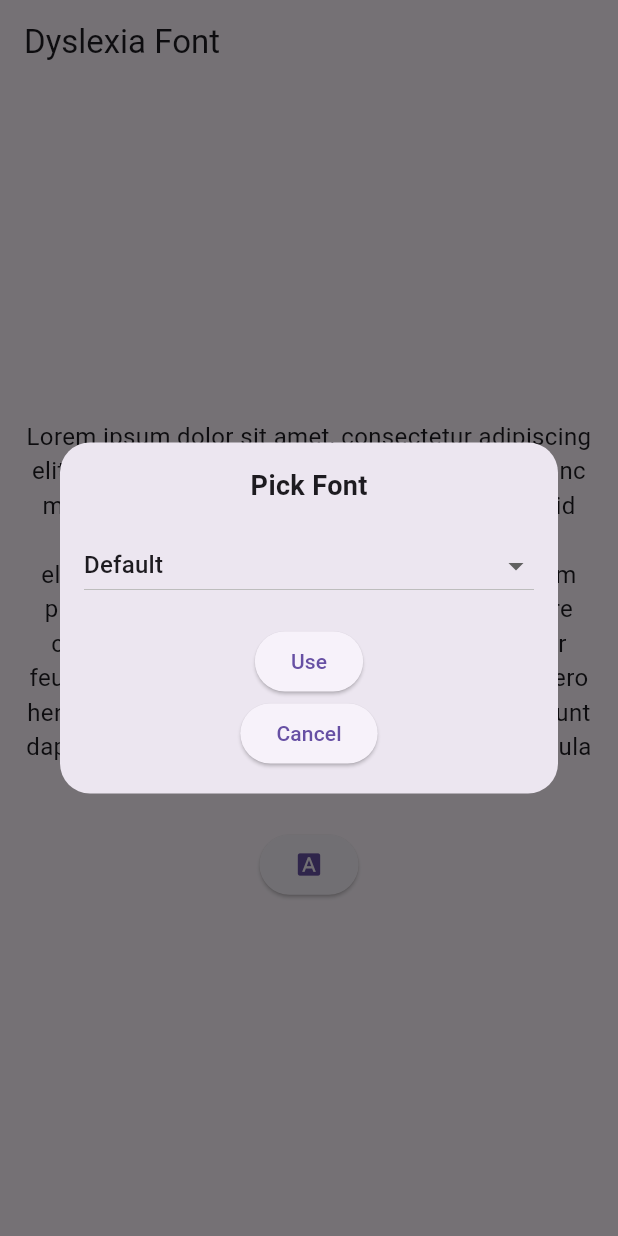
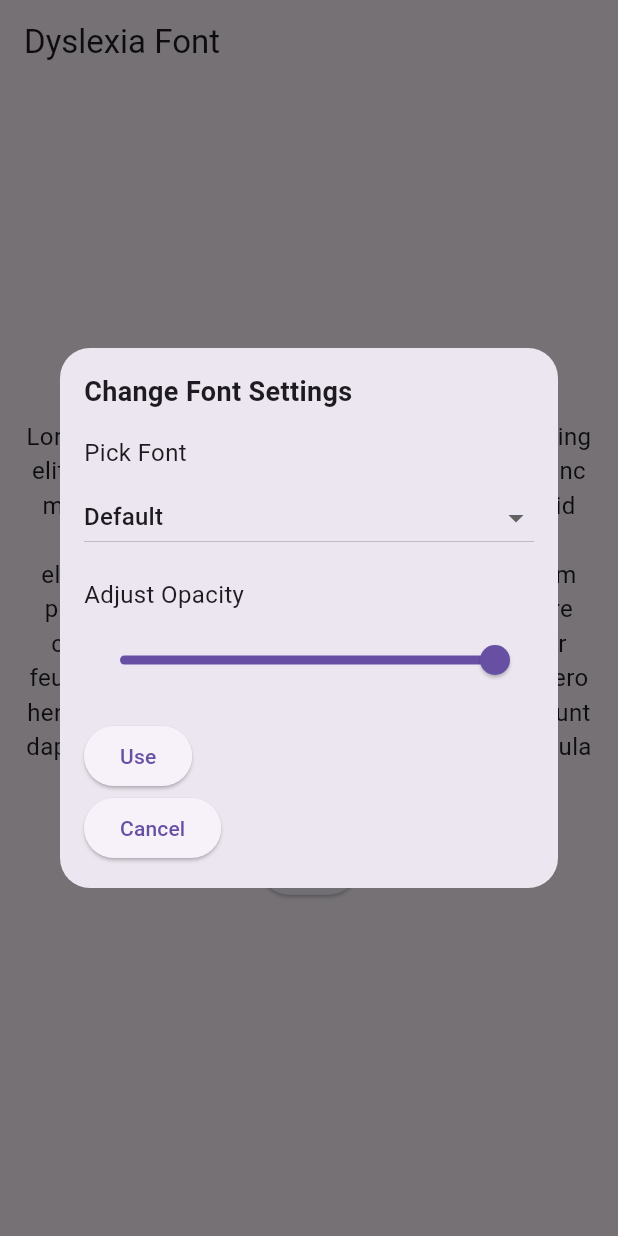
Before and after one commit to richersetal/dyslexiafont, a Flutter app: the screen it shows after launch, after a tap on the "font download" icon, on a phone screen of 412 x 824 dp. Run offline on Flutter 3.47's test engine with Material 3 defaults, Android fonts, the phone set to English and light mode, and no system bars; our stand-ins replace bloc, flutter_bloc.

Commit message:
made dialog window complete and basics running

```diff
--- a/lib/logic/cubit/font_cubit.dart
+++ b/lib/logic/cubit/font_cubit.dart
@@ -4,8 +4,8 @@ class FontCubit extends Cubit<String?> {
   /// Default is `null`, by default the standard font of Flutter is used
   FontCubit() : super(null);
 
-  /// Wijzigt het lettertype naar de opgegeven waarde
-  /// Als er `null` wordt meegegeven, wordt het standaard Flutter-lettertype gebruikt
+  /// changefont to given value
+  /// If`null` default font is used
   void changeFont(String? font) {
     emit(font);
   }
--- a/lib/main.dart
+++ b/lib/main.dart
@@ -1,3 +1,4 @@
+import 'package:com_richersetal_dyslexiafont/logic/cubit/opacity_cubit.dart';
 import 'package:flutter/material.dart';
 import 'package:flutter_bloc/flutter_bloc.dart';
 import 'logic/cubit/font_cubit.dart';
@@ -5,8 +6,11 @@ import 'screens/homepage.dart';
 
 void main() {
   runApp(
-    BlocProvider(
-      create: (_) => FontCubit(),
+    MultiBlocProvider(
+      providers: [
+        BlocProvider(create: (_) => FontCubit()),
+        BlocProvider(create: (_) => OpacityCubit()),
+      ],
       child: const MyApp(),
     ),
   );
@@ -19,16 +23,34 @@ class MyApp extends StatelessWidget {
   Widget build(BuildContext context) {
     return BlocBuilder<FontCubit, String?>(
       builder: (context, font) {
+        return BlocBuilder<OpacityCubit, int>(
+          builder: (context, opacity) {
             return MaterialApp(
               debugShowCheckedModeBanner: false,
               theme: ThemeData(
                 textTheme: ThemeData.light().textTheme.apply(
-                  fontFamily: font, // Use the dynamic fonts
+                      fontFamily: font, // Dynamic fonts
+                      bodyColor: ThemeData.light()
+                          .textTheme
+                          .bodyLarge
+                          ?.color
+                          ?.withAlpha((255 *
+                              opacity ~/
+                              100)), // use opacity or use fallback
+                      displayColor: ThemeData.light()
+                          .textTheme
+                          .displayLarge
+                          ?.color
+                          ?.withAlpha((255 *
+                              opacity ~/
+                              100)), // use opacity or use fallback
                     ),
               ),
               home: const MyHomePage(),
             );
           },
         );
+      },
+    );
   }
 }
--- a/lib/presentation/widgets/dialogs/font_settings_dialog.dart
+++ b/lib/presentation/widgets/dialogs/font_settings_dialog.dart
@@ -1,4 +1,5 @@
 import 'package:com_richersetal_dyslexiafont/logic/cubit/font_cubit.dart';
+import 'package:com_richersetal_dyslexiafont/logic/cubit/opacity_cubit.dart';
 import 'package:flutter/material.dart';
 import 'package:flutter_bloc/flutter_bloc.dart';
 
@@ -10,14 +11,22 @@ class FontSettingsDialog extends StatefulWidget {
 }
 
 class _FontSettingsDialogState extends State<FontSettingsDialog> {
-  String? selectedFont; // Geselecteerde waarde
+  String? selectedFont; // selected value for font
+  late int selectedOpacity; // selected value for opacity
+
+  @override
+  void initState() {
+    super.initState();
+    // get current opacity-value from OpacityCubit and set
+    selectedOpacity = context.read<OpacityCubit>().state;
+  }
 
   @override
   Widget build(BuildContext context) {
-    // Haal de huidige lettertypekeuze uit de FontCubit
+    // get current font from FontCubit
     final currentFont = context.read<FontCubit>().state;
 
-    // uses "default"
+    // Set initial values
     selectedFont = selectedFont ?? (currentFont ?? "default");
 
     return Dialog(
@@ -28,12 +37,20 @@ class _FontSettingsDialogState extends State<FontSettingsDialog> {
         padding: const EdgeInsets.all(16.0),
         child: Column(
           mainAxisSize: MainAxisSize.min,
+          crossAxisAlignment: CrossAxisAlignment.start,
           children: [
             const Text(
-              'Pick Font',
+              'Change Font Settings',
               style: TextStyle(fontSize: 18.0, fontWeight: FontWeight.bold),
             ),
             const SizedBox(height: 16.0),
+
+            // Text above Dropdown
+            const Text(
+              'Pick Font',
+              style: TextStyle(fontSize: 16.0),
+            ),
+            const SizedBox(height: 8.0),
 
             // DropdownMenu
             DropdownButton<String>(
@@ -62,14 +79,38 @@ class _FontSettingsDialogState extends State<FontSettingsDialog> {
 
             const SizedBox(height: 16.0),
 
-            // Opslaan-knop
+            // text above Slider
+            const Text(
+              'Adjust Opacity',
+              style: TextStyle(fontSize: 16.0),
+            ),
+            const SizedBox(height: 8.0),
+
+            // Slider for opacity
+            Slider(
+              value: selectedOpacity.toDouble(),
+              min: 0, // Min transparant
+              max: 100, // Max visible
+              divisions: 100, // Staps of 1
+              label: '$selectedOpacity%', // Label with percentage
+              onChanged: (value) {
+                setState(() {
+                  selectedOpacity = value.toInt();
+                });
+              },
+            ),
+
+            const SizedBox(height: 16.0),
+
+            // save
             ElevatedButton(
               onPressed: () {
-                // Pas de keuze toe in FontCubit
+                // use choice in FontCubit and OpacityCubit
                 context.read<FontCubit>().changeFont(
                       selectedFont == "default" ? null : selectedFont,
                     );
-                Navigator.of(context).pop(); // close window
+                context.read<OpacityCubit>().changeOpacity(selectedOpacity);
+                Navigator.of(context).pop(); // close dialog window
               },
               child: const Text('Use'),
             ),
@@ -77,7 +118,8 @@ class _FontSettingsDialogState extends State<FontSettingsDialog> {
             // Annuleren-knop
             ElevatedButton(
               onPressed: () {
-                Navigator.of(context).pop(); // close window without savinf
+                Navigator.of(context)
+                    .pop(); // close dialog window without changes
               },
               child: const Text('Cancel'),
             ),
--- a/pubspec.yaml
+++ b/pubspec.yaml
@@ -35,6 +35,7 @@ dependencies:
   # Use with the CupertinoIcons class for iOS style icons.
   cupertino_icons: ^1.0.8
   flutter_bloc: ^9.0.0
+  bloc: ^9.0.0
 
 dev_dependencies:
   flutter_test:
```
Also changed, not shown: lib/logic/cubit/opacity_cubit.dart (+36 -0 lines), pubspec.lock. Lines whose indentation alone changed are shown as unchanged.
